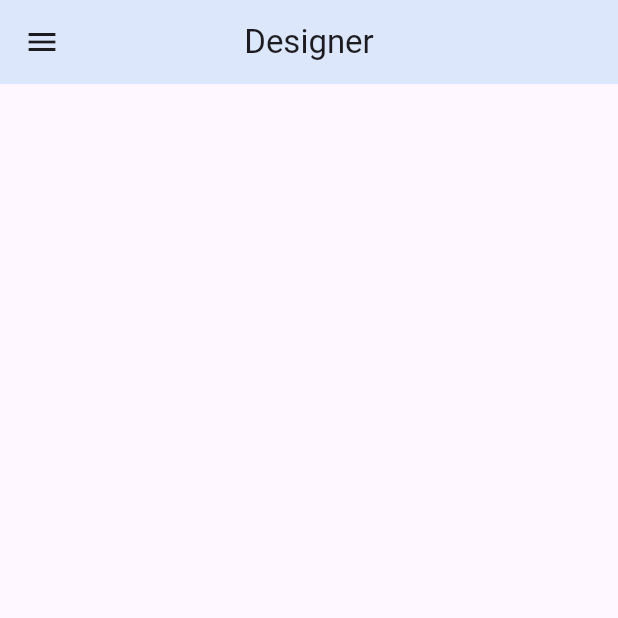
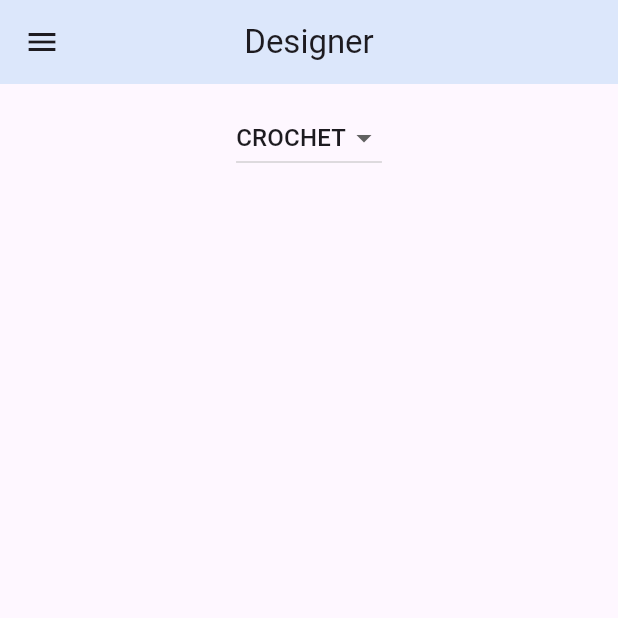
Before and after one commit to Ayesha-Jan/stitch-atlas, a Flutter app: the screen it shows after launch, after a tap on "Go to Designer Page", on a phone screen of 412 x 824 dp, the top half of it. Run offline on Flutter 3.47's test engine with Material 3 defaults, Android fonts, the phone set to English and light mode, and no system bars.

Commit message:
Adding modes for designer

```diff
--- a/lib/pages/designer.dart
+++ b/lib/pages/designer.dart
@@ -1,4 +1,6 @@
 import 'package:flutter/material.dart';
+
+enum Mode { crochet, knit, colour }
 
 class Designer extends StatefulWidget {
   const Designer({super.key});
@@ -8,6 +10,23 @@ class Designer extends StatefulWidget {
 }
 
 class _DesignerState extends State<Designer> {
+  Mode selectedMode = Mode.crochet;
+  int gridSize = 8;
+  bool gridGenerated = false;
+
+  dynamic selectedTool;
+  late List<List<dynamic>> gridData;
+
+  @override
+  void initState() {
+    super.initState();
+    _initializeGrid();
+  }
+
+  void _initializeGrid(){
+    gridData = List.generate(gridSize, (_) => List.generate(gridSize, (_) => null));
+  }
+
   @override
   Widget build(BuildContext context) {
     return Scaffold(
@@ -53,6 +72,31 @@ class _DesignerState extends State<Designer> {
           ],
         ),
       ),
+      body: Padding(
+        padding: EdgeInsets.all(12),
+        child: Column(
+          children: [
+            Row(
+              mainAxisAlignment: MainAxisAlignment.spaceAround,
+              children: [
+                DropdownButton<Mode>(
+                  value: selectedMode,
+                  onChanged: (Mode? value) {
+                    setState(() => selectedMode = value!);
+                  },
+                  items: Mode.values.map((mode) {
+                    return DropdownMenuItem(
+                      value: mode,
+                      child: Text(mode.name.toUpperCase()),
+                    );
+                  }).toList(),
+                ),
+
+              ],
+            )
+          ],
+        ),
+      ),
     );
   }
 }
```
Also changed, not shown: assets/crochet_stitches/img.png (added).
